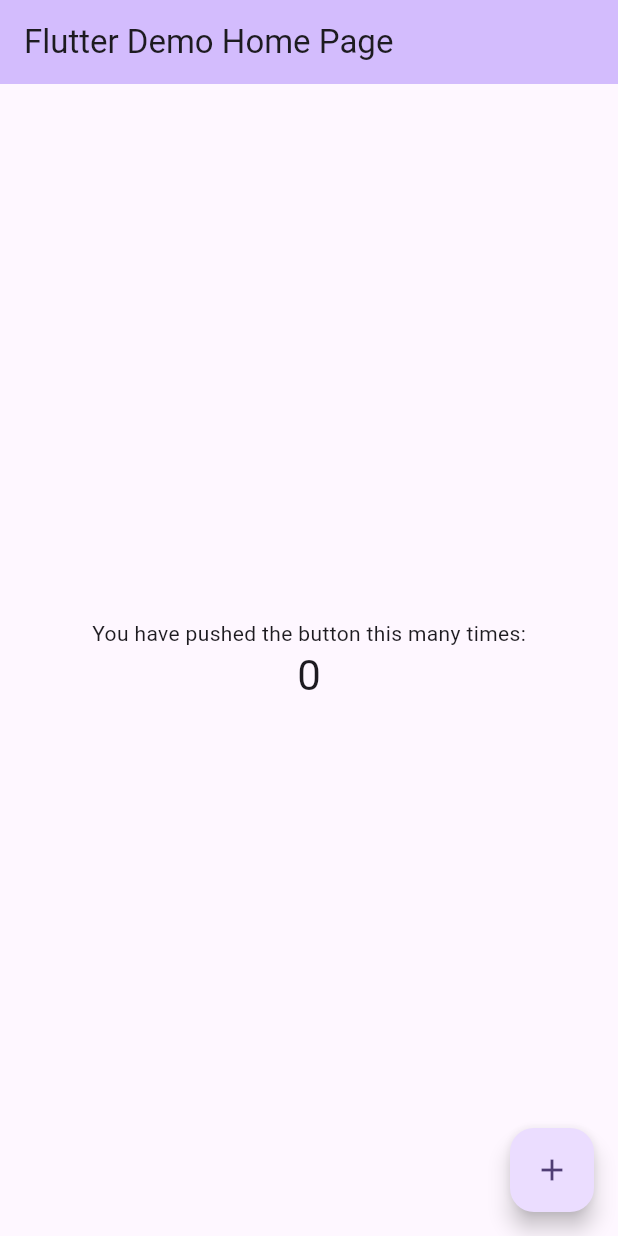
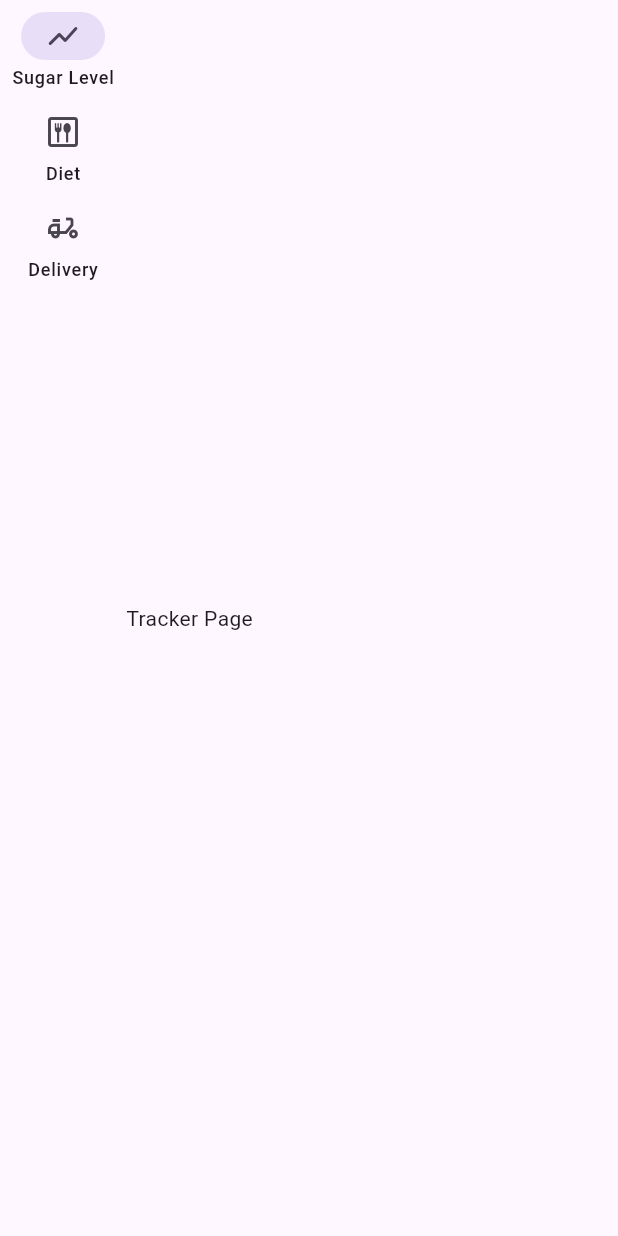
Before and after one commit to jasonkang14/gemini-ai-competition, a Flutter app: the screen it shows after launch, on a phone screen of 412 x 824 dp. Run offline on Flutter 3.47's test engine with Material 3 defaults, Android fonts, the phone set to English and light mode, and no system bars; our stand-ins replace firebase_core, flutter_riverpod, go_router, url_strategy; accounts and stored records are empty.

Commit message:
Create a main page

```diff
--- a/analysis_options.yaml
+++ b/analysis_options.yaml
@@ -1,28 +1,11 @@
-# This file configures the analyzer, which statically analyzes Dart code to
-# check for errors, warnings, and lints.
-#
-# The issues identified by the analyzer are surfaced in the UI of Dart-enabled
-# IDEs (https://dart.dev/tools#ides-and-editors). The analyzer can also be
-# invoked from the command line by running `flutter analyze`.
-
-# The following line activates a set of recommended lints for Flutter apps,
-# packages, and plugins designed to encourage good coding practices.
 include: package:flutter_lints/flutter.yaml
 
 linter:
-  # The lint rules applied to this project can be customized in the
-  # section below to disable rules from the `package:flutter_lints/flutter.yaml`
-  # included above or to enable additional rules. A list of all available lints
-  # and their documentation is published at https://dart.dev/lints.
-  #
-  # Instead of disabling a lint rule for the entire project in the
-  # section below, it can also be suppressed for a single line of code
-  # or a specific dart file by using the `// ignore: name_of_lint` and
-  # `// ignore_for_file: name_of_lint` syntax on the line or in the file
-  # producing the lint.
+
   rules:
     # avoid_print: false  # Uncomment to disable the `avoid_print` rule
     # prefer_single_quotes: true  # Uncomment to enable the `prefer_single_quotes` rule
 
-# Additional information about this file can be found at
-# https://dart.dev/guides/language/analysis-options
+analyzer:
+  plugins:
+    - custom_lint
--- /dev/null
+++ b/lib/app/app.dart
@@ -0,0 +1,21 @@
+import 'package:flutter/material.dart';
+import 'package:gemini_hackathon/app/routes/app_router.dart';
+
+class App extends StatelessWidget {
+  const App({super.key});
+
+  @override
+  Widget build(BuildContext context) {
+    return LayoutBuilder(
+      builder: (context, constraints) {
+        return MaterialApp.router(
+          routeInformationProvider: AppRouter.router.routeInformationProvider,
+          routeInformationParser: AppRouter.router.routeInformationParser,
+          routerDelegate: AppRouter.router.routerDelegate,
+          title: 'Hackathon',
+          debugShowCheckedModeBanner: false,
+        );
+      },
+    );
+  }
+}
--- /dev/null
+++ b/lib/app/pages/main/main_page.dart
@@ -0,0 +1,52 @@
+import 'package:flutter/material.dart';
+
+class MainPage extends StatefulWidget {
+  const MainPage({super.key});
+
+  @override
+  State<MainPage> createState() => _MainPageState();
+}
+
+class _MainPageState extends State<MainPage> {
+  int _selectedIndex = 0;
+  NavigationRailLabelType labelType = NavigationRailLabelType.all;
+
+  @override
+  Widget build(BuildContext context) {
+    return Scaffold(
+      body: Row(
+        children: [
+          NavigationRail(
+            labelType: labelType,
+            destinations: const <NavigationRailDestination>[
+              NavigationRailDestination(
+                icon: Icon(Icons.show_chart_outlined),
+                selectedIcon: Icon(Icons.show_chart_rounded),
+                label: Text('Sugar Level'),
+              ),
+              NavigationRailDestination(
+                icon: Icon(Icons.dining_outlined),
+                selectedIcon: Icon(Icons.dining_rounded),
+                label: Text('Diet'),
+              ),
+              NavigationRailDestination(
+                icon: Icon(Icons.delivery_dining_outlined),
+                selectedIcon: Icon(Icons.delivery_dining_rounded),
+                label: Text('Delivery'),
+              ),
+            ],
+            onDestinationSelected: (int index) {
+              setState(() {
+                _selectedIndex = index;
+              });
+            },
+            selectedIndex: _selectedIndex,
+          ),
+          const Center(
+            child: Text('Tracker Page'),
+          ),
+        ],
+      ),
+    );
+  }
+}
--- /dev/null
+++ b/lib/app/routes/app_route_constants.dart
@@ -0,0 +1,3 @@
+class AppRouteConstants {
+  static const String main = '/';
+}
--- /dev/null
+++ b/lib/app/routes/app_router.dart
@@ -0,0 +1,20 @@
+import 'package:gemini_hackathon/app/pages/main/main_page.dart';
+import 'package:gemini_hackathon/app/routes/app_route_constants.dart';
+import 'package:go_router/go_router.dart';
+
+class AppRouter {
+  static final GoRouter _router = GoRouter(
+    routes: [
+      GoRoute(
+        path: AppRouteConstants.main,
+        name: AppRouteConstants.main,
+        pageBuilder: (context, state) => NoTransitionPage(
+          key: state.pageKey,
+          child: const MainPage(),
+        ),
+      ),
+    ],
+  );
+
+  static GoRouter get router => _router;
+}
--- a/lib/main.dart
+++ b/lib/main.dart
@@ -1,125 +1,23 @@
+import 'package:firebase_core/firebase_core.dart';
 import 'package:flutter/material.dart';
+import 'package:flutter_riverpod/flutter_riverpod.dart';
+import 'package:gemini_hackathon/app/app.dart';
+import 'package:gemini_hackathon/firebase_options.dart';
+import 'package:go_router/go_router.dart';
+import 'package:url_strategy/url_strategy.dart';
 
-void main() {
-  runApp(const MyApp());
+void main() async {
+  GoRouter.optionURLReflectsImperativeAPIs = true;
+  WidgetsFlutterBinding.ensureInitialized();
+
+  await Firebase.initializeApp(
+    options: DefaultFirebaseOptions.currentPlatform,
+  );
+  setPathUrlStrategy();
+
+  runApp(
+    const ProviderScope(
+      child: App(),
+    ),
+  );
 }
-
-class MyApp extends StatelessWidget {
-  const MyApp({super.key});
-
-  // This widget is the root of your application.
-  @override
-  Widget build(BuildContext context) {
-    return MaterialApp(
-      title: 'Flutter Demo',
-      theme: ThemeData(
-        // This is the theme of your application.
-        //
-        // TRY THIS: Try running your application with "flutter run". You'll see
-        // the application has a purple toolbar. Then, without quitting the app,
-        // try changing the seedColor in the colorScheme below to Colors.green
-        // and then invoke "hot reload" (save your changes or press the "hot
-        // reload" button in a Flutter-supported IDE, or press "r" if you used
-        // the command line to start the app).
-        //
-        // Notice that the counter didn't reset back to zero; the application
-        // state is not lost during the reload. To reset the state, use hot
-        // restart instead.
-        //
-        // This works for code too, not just values: Most code changes can be
-        // tested with just a hot reload.
-        colorScheme: ColorScheme.fromSeed(seedColor: Colors.deepPurple),
-        useMaterial3: true,
-      ),
-      home: const MyHomePage(title: 'Flutter Demo Home Page'),
-    );
-  }
-}
-
-class MyHomePage extends StatefulWidget {
-  const MyHomePage({super.key, required this.title});
-
-  // This widget is the home page of your application. It is stateful, meaning
-  // that it has a State object (defined below) that contains fields that affect
-  // how it looks.
-
-  // This class is the configuration for the state. It holds the values (in this
-  // case the title) provided by the parent (in this case the App widget) and
-  // used by the build method of the State. Fields in a Widget subclass are
-  // always marked "final".
-
-  final String title;
-
-  @override
-  State<MyHomePage> createState() => _MyHomePageState();
-}
-
-class _MyHomePageState extends State<MyHomePage> {
-  int _counter = 0;
-
-  void _incrementCounter() {
-    setState(() {
-      // This call to setState tells the Flutter framework that something has
-      // changed in this State, which causes it to rerun the build method below
-      // so that the display can reflect the updated values. If we changed
-      // _counter without calling setState(), then the build method would not be
-      // called again, and so nothing would appear to happen.
-      _counter++;
-    });
-  }
-
-  @override
-  Widget build(BuildContext context) {
-    // This method is rerun every time setState is called, for instance as done
-    // by the _incrementCounter method above.
-    //
-    // The Flutter framework has been optimized to make rerunning build methods
-    // fast, so that you can just rebuild anything that needs updating rather
-    // than having to individually change instances of widgets.
-    return Scaffold(
-      appBar: AppBar(
-        // TRY THIS: Try changing the color here to a specific color (to
-        // Colors.amber, perhaps?) and trigger a hot reload to see the AppBar
-        // change color while the other colors stay the same.
-        backgroundColor: Theme.of(context).colorScheme.inversePrimary,
-        // Here we take the value from the MyHomePage object that was created by
-        // the App.build method, and use it to set our appbar title.
-        title: Text(widget.title),
-      ),
-      body: Center(
-        // Center is a layout widget. It takes a single child and positions it
-        // in the middle of the parent.
-        child: Column(
-          // Column is also a layout widget. It takes a list of children and
-          // arranges them vertically. By default, it sizes itself to fit its
-          // children horizontally, and tries to be as tall as its parent.
-          //
-          // Column has various properties to control how it sizes itself and
-          // how it positions its children. Here we use mainAxisAlignment to
-          // center the children vertically; the main axis here is the vertical
-          // axis because Columns are vertical (the cross axis would be
-          // horizontal).
-          //
-          // TRY THIS: Invoke "debug painting" (choose the "Toggle Debug Paint"
-          // action in the IDE, or press "p" in the console), to see the
-          // wireframe for each widget.
-          mainAxisAlignment: MainAxisAlignment.center,
-          children: <Widget>[
-            const Text(
-              'You have pushed the button this many times:',
-            ),
-            Text(
-              '$_counter',
-              style: Theme.of(context).textTheme.headlineMedium,
-            ),
-          ],
-        ),
-      ),
-      floatingActionButton: FloatingActionButton(
-        onPressed: _incrementCounter,
-        tooltip: 'Increment',
-        child: const Icon(Icons.add),
-      ), // This trailing comma makes auto-formatting nicer for build methods.
-    );
-  }
-}
```
Also changed, not shown: pubspec.yaml (+9 -0 lines), firebase.json (added), lib/firebase_options.dart (added), pubspec.lock, 9 other files.
